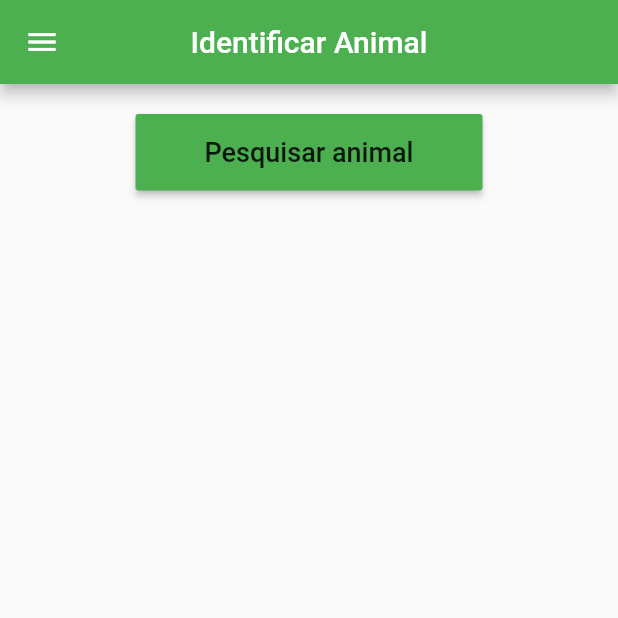
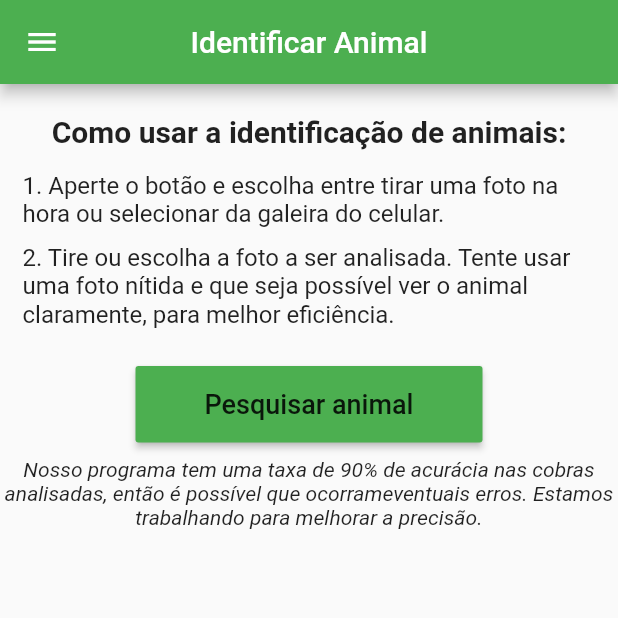
Before and after one commit to ivanknobel/poizoni, a Flutter app: the screen it shows after launch, on a phone screen of 412 x 824 dp, the top half of it. Run offline on Flutter 3.47's test engine with Material 2 defaults, Android fonts, the phone set to English and light mode, and no system bars; our stand-ins replace carousel_pro, cloud_firestore, firebase_auth, firebase_storage, google_maps_flutter, image_picker and 2 more; missing offline and left inert: tflite; accounts and stored records are empty.

Commit message:
instruções

```diff
--- a/poizoni/lib/tabs/home_tab.dart
+++ b/poizoni/lib/tabs/home_tab.dart
@@ -83,6 +83,28 @@ class _HomeTabState extends State<HomeTab> {
         : SingleChildScrollView(
           child: Column(
             children: [
+              Padding(
+                padding: EdgeInsets.fromLTRB(5, 20, 5, 10),
+                child: Text(
+                  "Como usar a identificação de animais:",
+                  style: TextStyle(fontWeight: FontWeight.bold, fontSize: 20),
+                ),
+              ),
+              Padding(
+                padding: EdgeInsets.symmetric(horizontal: 15, vertical: 5),
+                child: Text(
+                  "1. Aperte o botão e escolha entre tirar uma foto na hora ou selecionar da galeira do celular.",
+                  style: TextStyle(fontSize: 16),
+                ),
+              ),
+              Padding(
+                padding: EdgeInsets.symmetric(horizontal: 15, vertical: 5),
+                child: Text(
+                  "2. Tire ou escolha a foto a ser analisada. Tente usar uma foto nítida e que seja possível ver o animal "
+                      "claramente, para melhor eficiência.",
+                  style: TextStyle(fontSize: 16),
+                ),
+              ),
               Container(
                 alignment: Alignment.center,
                 padding: EdgeInsets.fromLTRB(40, 20, 40, 10),
@@ -100,7 +122,13 @@ class _HomeTabState extends State<HomeTab> {
                     chooseImage(context);
                   },
                 ),
-                )
+              ),
+              Text(
+                "Nosso programa tem uma taxa de 90% de acurácia nas cobras analisadas, então é possível que ocorram"
+                    "eventuais erros. Estamos trabalhando para melhorar a precisão.",
+                textAlign: TextAlign.center,
+                style: TextStyle(fontSize: 14, fontStyle: FontStyle.italic),
+              ),
             ],
           ),
       );
```
Lines whose indentation alone changed are shown as unchanged.
